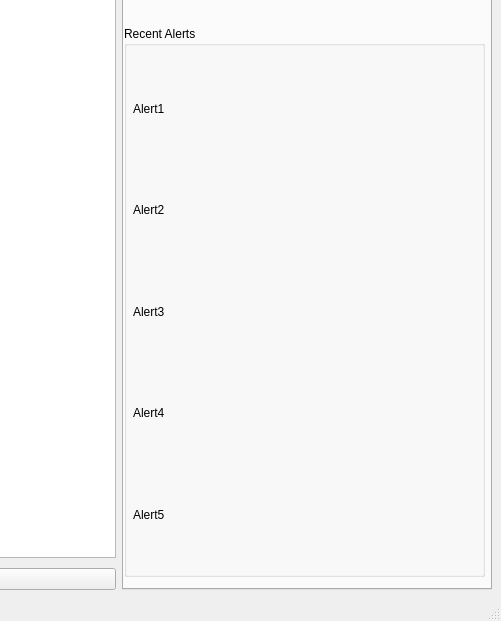
Above: intelpy/gui/mainwindow.ui from Riftr/intelpy before the change; both pictures show x 258 to 759 and y 169 to 790 of the 759 by 790 pixel window. Below: the same form after it.
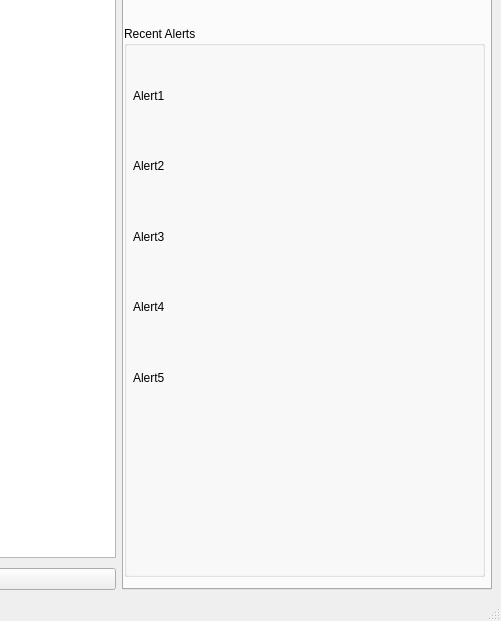
That is the form after the change. Icons and pictures are not drawn.

Patch:
```diff
--- a/intelpy/gui/mainwindow.ui
+++ b/intelpy/gui/mainwindow.ui
@@ -238,73 +238,136 @@
                <x>9</x>
                <y>35</y>
                <width>341</width>
-               <height>501</height>
+               <height>352</height>
               </rect>
              </property>
              <layout class="QVBoxLayout" name="verticalLayout_4">
+              <property name="spacing">
+               <number>0</number>
+              </property>
               <item>
                <widget class="QLabel" name="label_recentalert1">
                 <property name="sizePolicy">
-                 <sizepolicy hsizetype="Preferred" vsizetype="Expanding">
+                 <sizepolicy hsizetype="Preferred" vsizetype="Minimum">
                   <horstretch>0</horstretch>
                   <verstretch>0</verstretch>
                  </sizepolicy>
                 </property>
+                <property name="minimumSize">
+                 <size>
+                  <width>0</width>
+                  <height>50</height>
+                 </size>
+                </property>
                 <property name="text">
                  <string>Alert1</string>
                 </property>
+                <property name="wordWrap">
+                 <bool>false</bool>
+                </property>
+                <property name="textInteractionFlags">
+                 <set>Qt::LinksAccessibleByMouse|Qt::TextSelectableByKeyboard|Qt::TextSelectableByMouse</set>
+                </property>
                </widget>
               </item>
               <item>
                <widget class="QLabel" name="label_recentalert2">
                 <property name="sizePolicy">
-                 <sizepolicy hsizetype="Preferred" vsizetype="Expanding">
+                 <sizepolicy hsizetype="Preferred" vsizetype="Preferred">
                   <horstretch>0</horstretch>
                   <verstretch>0</verstretch>
                  </sizepolicy>
                 </property>
+                <property name="minimumSize">
+                 <size>
+                  <width>0</width>
+                  <height>50</height>
+                 </size>
+                </property>
                 <property name="text">
                  <string>Alert2</string>
                 </property>
+                <property name="wordWrap">
+                 <bool>false</bool>
+                </property>
+                <property name="textInteractionFlags">
+                 <set>Qt::LinksAccessibleByMouse|Qt::TextSelectableByKeyboard|Qt::TextSelectableByMouse</set>
+                </property>
                </widget>
               </item>
               <item>
                <widget class="QLabel" name="label_recentalert3">
                 <property name="sizePolicy">
-                 <sizepolicy hsizetype="Preferred" vsizetype="Expanding">
+                 <sizepolicy hsizetype="Preferred" vsizetype="Preferred">
                   <horstretch>0</horstretch>
                   <verstretch>0</verstretch>
                  </sizepolicy>
                 </property>
+                <property name="minimumSize">
+                 <size>
+                  <width>0</width>
+                  <height>50</height>
+                 </size>
+                </property>
                 <property name="text">
                  <string>Alert3</string>
                 </property>
+                <property name="wordWrap">
+                 <bool>false</bool>
+                </property>
+                <property name="textInteractionFlags">
+                 <set>Qt::LinksAccessibleByMouse|Qt::TextSelectableByKeyboard|Qt::TextSelectableByMouse</set>
+                </property>
                </widget>
               </item>
               <item>
                <widget class="QLabel" name="label_recentalert4">
                 <property name="sizePolicy">
-                 <sizepolicy hsizetype="Preferred" vsizetype="Expanding">
+                 <sizepolicy hsizetype="Preferred" vsizetype="Preferred">
                   <horstretch>0</horstretch>
                   <verstretch>0</verstretch>
                  </sizepolicy>
                 </property>
+                <property name="minimumSize">
+                 <size>
+                  <width>0</width>
+                  <height>50</height>
+                 </size>
+                </property>
                 <property name="text">
                  <string>Alert4</string>
                 </property>
+                <property name="wordWrap">
+                 <bool>false</bool>
+                </property>
+                <property name="textInteractionFlags">
+                 <set>Qt::LinksAccessibleByMouse|Qt::TextSelectableByKeyboard|Qt::TextSelectableByMouse</set>
+                </property>
                </widget>
               </item>
               <item>
                <widget class="QLabel" name="label_recentalert5">
                 <property name="sizePolicy">
-                 <sizepolicy hsizetype="Preferred" vsizetype="Expanding">
+                 <sizepolicy hsizetype="Preferred" vsizetype="Preferred">
                   <horstretch>0</horstretch>
                   <verstretch>0</verstretch>
                  </sizepolicy>
                 </property>
+                <property name="minimumSize">
+                 <size>
+                  <width>0</width>
+                  <height>50</height>
+                 </size>
+                </property>
                 <property name="text">
                  <string>Alert5</string>
                 </property>
+                <property name="wordWrap">
+                 <bool>false</bool>
+                </property>
+                <property name="textInteractionFlags">
+                 <set>Qt::LinksAccessibleByMouse|Qt::TextSelectableByKeyboard|Qt::TextSelectableByMouse</set>
+                </property>
                </widget>
               </item>
              </layout>
```
